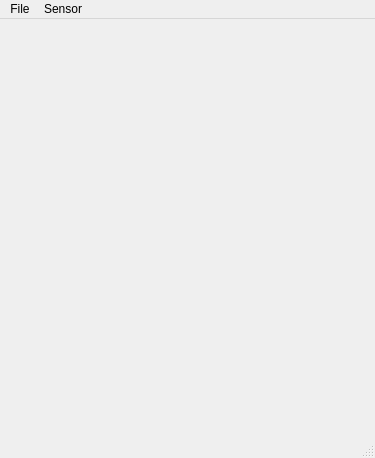
This is src/main_window.ui in Oh-JongJin/js08 as Qt 5 draws it before an edit. The edited form follows.
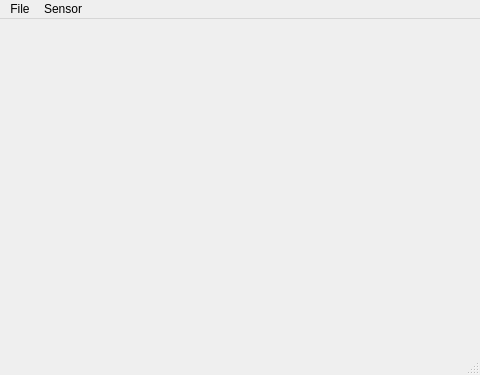
This is the edited form.

```diff
--- a/src/main_window.ui
+++ b/src/main_window.ui
@@ -6,8 +6,8 @@
    <rect>
     <x>0</x>
     <y>0</y>
-    <width>375</width>
-    <height>458</height>
+    <width>480</width>
+    <height>375</height>
    </rect>
   </property>
   <property name="windowTitle">
@@ -15,6 +15,21 @@
   </property>
   <widget class="QWidget" name="centralwidget">
    <layout class="QGridLayout" name="gridLayout">
+    <property name="leftMargin">
+     <number>0</number>
+    </property>
+    <property name="topMargin">
+     <number>0</number>
+    </property>
+    <property name="rightMargin">
+     <number>0</number>
+    </property>
+    <property name="bottomMargin">
+     <number>0</number>
+    </property>
+    <property name="spacing">
+     <number>0</number>
+    </property>
     <item row="0" column="0">
      <layout class="QVBoxLayout" name="verticalLayout" stretch="0">
       <property name="sizeConstraint">
@@ -42,7 +57,7 @@
     <rect>
      <x>0</x>
      <y>0</y>
-     <width>375</width>
+     <width>480</width>
      <height>21</height>
     </rect>
    </property>
```
Left out of the diff: 9 changed lines with no effect on the pictures.
